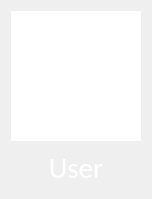
First picture: the form in ui/widgets/user_login_button.ui, repository Protocs/OkayMoney, before the edit.
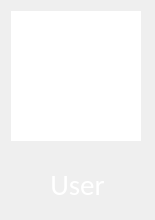
Second picture: the form after the edit.

Commit message: Login button: better handling of long names

The edit to the form file:
```diff
--- a/ui/widgets/user_login_button.ui
+++ b/ui/widgets/user_login_button.ui
@@ -6,20 +6,20 @@
    <rect>
     <x>0</x>
     <y>0</y>
-    <width>152</width>
-    <height>199</height>
+    <width>155</width>
+    <height>220</height>
    </rect>
   </property>
   <property name="minimumSize">
    <size>
-    <width>100</width>
-    <height>100</height>
+    <width>155</width>
+    <height>220</height>
    </size>
   </property>
   <property name="maximumSize">
    <size>
-    <width>152</width>
-    <height>199</height>
+    <width>170</width>
+    <height>300</height>
    </size>
   </property>
   <property name="windowTitle">
@@ -51,8 +51,30 @@
      </property>
     </widget>
    </item>
+   <item>
+    <spacer name="verticalSpacer">
+     <property name="orientation">
+      <enum>Qt::Vertical</enum>
+     </property>
+     <property name="sizeType">
+      <enum>QSizePolicy::Fixed</enum>
+     </property>
+     <property name="sizeHint" stdset="0">
+      <size>
+       <width>20</width>
+       <height>20</height>
+      </size>
+     </property>
+    </spacer>
+   </item>
    <item>
     <widget class="QLabel" name="name">
+     <property name="sizePolicy">
+      <sizepolicy hsizetype="Preferred" vsizetype="Preferred">
+       <horstretch>0</horstretch>
+       <verstretch>0</verstretch>
+      </sizepolicy>
+     </property>
      <property name="font">
       <font>
        <family>Calibri</family>
@@ -69,7 +91,10 @@
       <string>User</string>
      </property>
      <property name="alignment">
-      <set>Qt::AlignCenter</set>
+      <set>Qt::AlignHCenter|Qt::AlignTop</set>
+     </property>
+     <property name="wordWrap">
+      <bool>true</bool>
      </property>
     </widget>
    </item>
```
Left out of the diff: 3 changed lines with no effect on the pictures. The commit also changes 1 other file.
